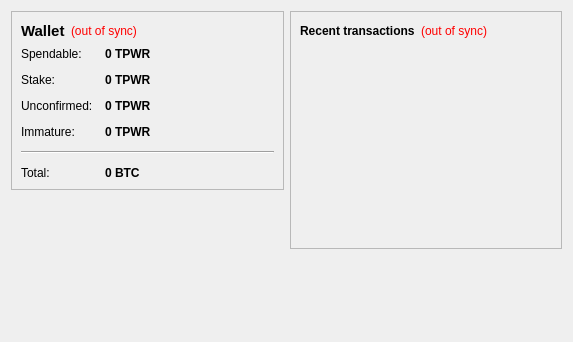
The window that src/qt/forms/overviewpage.ui (TalonPower/TalonPowerCoinV1) describes before a commit, drawn with Qt 5.
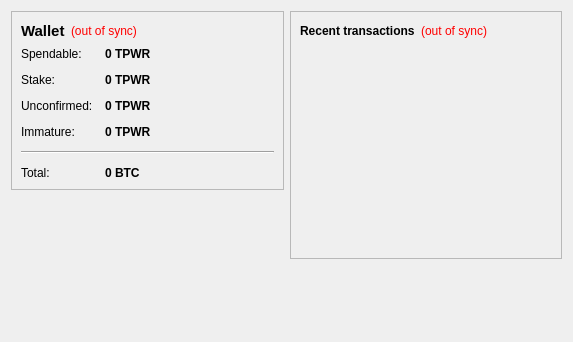
The same window after the commit. Icons and pictures are not drawn.

Diff of the .ui file:
```diff
--- a/src/qt/forms/overviewpage.ui
+++ b/src/qt/forms/overviewpage.ui
@@ -256,6 +256,9 @@
     <layout class="QVBoxLayout" name="verticalLayout_3">
      <item>
       <widget class="QFrame" name="frame_2">
+       <property name="styleSheet">
+        <string notr="true">#frame_2 { border-image: url(:/images/tx_back); padding-bottom: 10px; }</string>
+       </property>
        <property name="frameShape">
         <enum>QFrame::StyledPanel</enum>
        </property>
```
Left out of the diff: 8 changed lines with no effect on the pictures.
